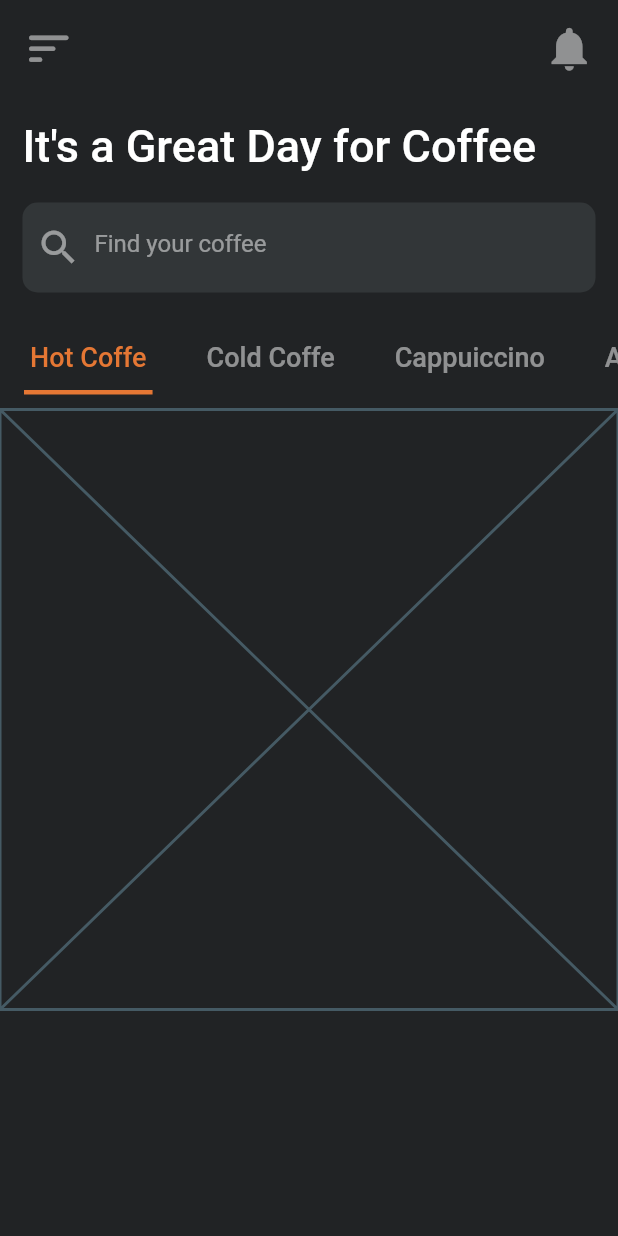
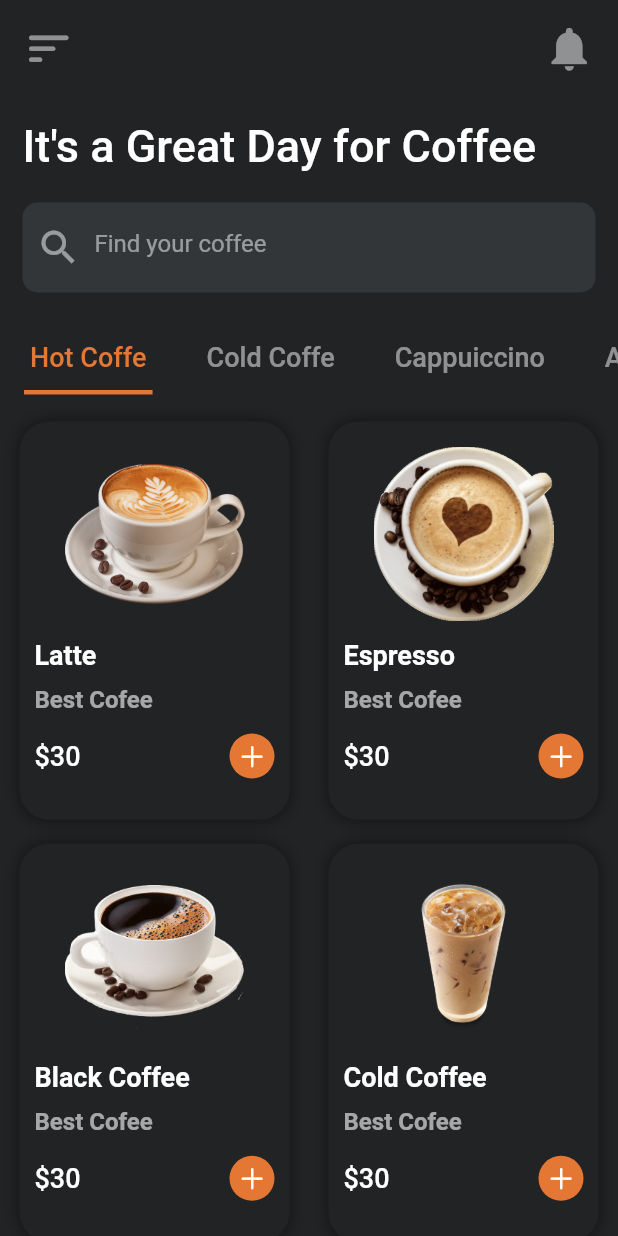
Before and after one commit to Yeison2017/fl_coffee_shop_ui, a Flutter app: the HomeScreen screen opened directly, on a phone screen of 412 x 824 dp. Run offline on Flutter 3.47's test engine with Material 2 defaults, Android fonts, the phone set to English and light mode, and no system bars; our stand-ins replace google_fonts.

Commit message:
Tarjetas del café

```diff
--- a/lib/screens/widgets/items_widget.dart
+++ b/lib/screens/widgets/items_widget.dart
@@ -1,10 +1,99 @@
+import 'package:flutter/cupertino.dart';
 import 'package:flutter/material.dart';
 
 class ItemsWidget extends StatelessWidget {
-  const ItemsWidget({super.key});
+  List img = [
+    'Latte',
+    'Espresso',
+    'Black Coffee',
+    'Cold Coffee',
+  ];
 
   @override
   Widget build(BuildContext context) {
-    return const Placeholder();
+    return GridView.count(
+      physics: NeverScrollableScrollPhysics(),
+      crossAxisCount: 2,
+      shrinkWrap: true,
+      childAspectRatio: (150 / 205),
+      children: [
+        for (int i = 0; i < img.length; i++)
+          Container(
+            padding: EdgeInsets.symmetric(vertical: 5, horizontal: 10),
+            margin: EdgeInsets.symmetric(vertical: 8, horizontal: 13),
+            decoration: BoxDecoration(
+                borderRadius: BorderRadius.circular(20),
+                color: Color(0xFF212325),
+                boxShadow: [
+                  BoxShadow(
+                      color: Colors.black.withOpacity(0.4),
+                      spreadRadius: 1,
+                      blurRadius: 8)
+                ]),
+            child: Column(
+              children: [
+                InkWell(
+                  onTap: () {},
+                  child: Container(
+                    margin: EdgeInsets.all(10),
+                    child: Image.asset("images/${img[i]}.png",
+                        width: 120, height: 120, fit: BoxFit.contain),
+                  ),
+                ),
+                Padding(
+                  padding: EdgeInsets.only(bottom: 8),
+                  child: Align(
+                    alignment: Alignment.centerLeft,
+                    child: Column(
+                      crossAxisAlignment: CrossAxisAlignment.start,
+                      children: [
+                        Text(
+                          img[i],
+                          style: TextStyle(
+                              fontSize: 18,
+                              fontWeight: FontWeight.bold,
+                              color: Colors.white),
+                        ),
+                        SizedBox(
+                          height: 10,
+                        ),
+                        Text(
+                          "Best Cofee",
+                          style: TextStyle(
+                              fontSize: 16,
+                              fontWeight: FontWeight.bold,
+                              color: Colors.white60),
+                        ),
+                      ],
+                    ),
+                  ),
+                ),
+                Padding(
+                  padding: EdgeInsets.symmetric(vertical: 5),
+                  child: Row(
+                      mainAxisAlignment: MainAxisAlignment.spaceBetween,
+                      children: [
+                        Text(
+                          "\$30",
+                          style: TextStyle(
+                              fontSize: 18,
+                              fontWeight: FontWeight.w500,
+                              color: Colors.white),
+                        ),
+                        Container(
+                          padding: EdgeInsets.all(5),
+                          decoration: BoxDecoration(
+                              color: Color(0xFFE57734),
+                              borderRadius: BorderRadius.circular(20)),
+                          child: Icon(CupertinoIcons.add,
+                              size: 20, color: Colors.white),
+                        ),
+                      ]),
+                )
+              ],
+            ),
+          )
+      ],
+    );
   }
 }
```
Also changed, not shown: pubspec.lock, 3 other files.
